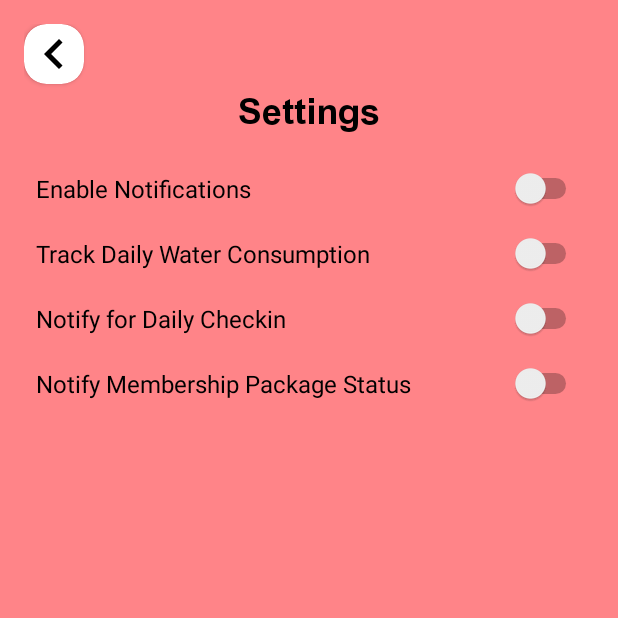
After one commit to OCEAN-WIBU-LORD/SEP490_SuperGym_Management_CAPSTONEPROJECT, an Android app: the fragment SettingFragment shown on its own in the app's theme, on a phone screen of 412 x 824 dp, the top half of it. The commit adds this screen. Run offline under Robolectric (Android 15) with nearby library versions, the phone set to English and light mode, and no system bars; our stand-ins replace Firebase (no records; nobody signed in at launch, a user with empty details on screens opened directly); network calls fail; 1 statement that could not run was skipped.

Commit message:
Update Newest Code - DuongDDHE176496
Update Newest Code - DuongDDHE176496

```diff
--- a/AndroidStudioApplication/app/src/main/AndroidManifest.xml
+++ b/AndroidStudioApplication/app/src/main/AndroidManifest.xml
@@ -8,9 +8,10 @@
         android:required="true" />
 
     <uses-permission android:name="android.permission.CAMERA" />
+    <uses-permission android:name="android.permission.POST_NOTIFICATIONS" />
     <uses-permission android:name="android.permission.WRITE_EXTERNAL_STORAGE"/>
     <uses-permission android:name="android.permission.READ_EXTERNAL_STORAGE"/>
-
+    <uses-permission android:name="android.permission.INTERNET" />
 
     <application
         android:name=".MyApp"
--- a/AndroidStudioApplication/app/src/main/java/com/supergym/sep490_supergymmanagement/RegisterActivity.java
+++ b/AndroidStudioApplication/app/src/main/java/com/supergym/sep490_supergymmanagement/RegisterActivity.java
@@ -256,7 +256,9 @@ public class RegisterActivity extends AppCompatActivity {
                     startActivity(intent);
                     finish();
                 })
-                .setNegativeButton("Cancel", null)
+                .setNegativeButton("Cancel", (dialog, which) -> {
+                    progressBar.setVisibility(View.GONE); // Added this line to hide progress bar when canceled
+                })
                 .show();
     }
     private void togglePasswordVisibility(EditText editText, boolean isPasswordField) {
--- /dev/null
+++ b/AndroidStudioApplication/app/src/main/res/layout/setting_fragment.xml
@@ -0,0 +1,131 @@
+<?xml version="1.0" encoding="utf-8"?>
+<ScrollView xmlns:android="http://schemas.android.com/apk/res/android"
+    android:layout_width="match_parent"
+    android:layout_height="match_parent"
+    android:padding="16dp"
+    xmlns:tools="http://schemas.android.com/tools"
+    xmlns:app="http://schemas.android.com/apk/res-auto"
+    android:background="@color/light_red">
+
+    <LinearLayout
+        android:layout_width="match_parent"
+        android:layout_height="wrap_content"
+        android:orientation="vertical">
+        <androidx.cardview.widget.CardView
+            android:id="@+id/returnBtn"
+            android:layout_width="40dp"
+            android:background="@color/light_red"
+            app:cardCornerRadius="15dp"
+            android:layout_height="40dp">
+
+            <ImageView
+
+                android:layout_width="40dp"
+                android:layout_height="40dp"
+                android:layout_gravity="center"
+                android:background="@drawable/move_back_icon"
+                android:backgroundTint="@color/black"
+                android:textColor="@color/lowLightBlue" />
+        </androidx.cardview.widget.CardView>
+        <!-- Title -->
+        <TextView
+            android:id="@+id/settingsTitle"
+            android:layout_width="wrap_content"
+            android:layout_height="wrap_content"
+            android:text="Settings"
+            android:textSize="24sp"
+            android:fontFamily="@font/arial_bold"
+            android:textColor="@color/black"
+            android:layout_gravity="center"
+            android:paddingBottom="16dp" />
+
+        <!-- Notification Setting -->
+        <LinearLayout
+            android:layout_width="match_parent"
+            android:layout_height="wrap_content"
+            android:orientation="horizontal"
+            android:padding="8dp"
+            android:gravity="center_vertical">
+
+            <TextView
+                android:layout_width="0dp"
+                android:layout_height="wrap_content"
+                android:layout_weight="1"
+                android:text="Enable Notifications"
+                android:textSize="16sp"
+                android:textColor="@color/black" />
+
+            <Switch
+                android:id="@+id/switchNotifications"
+                android:layout_width="wrap_content"
+                android:layout_height="wrap_content" />
+        </LinearLayout>
+
+        <!-- Daily Water Consumption Setting -->
+        <LinearLayout
+            android:layout_width="match_parent"
+            android:layout_height="wrap_content"
+            android:orientation="horizontal"
+            android:padding="8dp"
+            android:gravity="center_vertical">
+
+            <TextView
+                android:layout_width="0dp"
+                android:layout_height="wrap_content"
+                android:layout_weight="1"
+                android:text="Track Daily Water Consumption"
+                android:textSize="16sp"
+                android:textColor="@color/black" />
+
+            <Switch
+                android:id="@+id/switchWaterConsumption"
+                android:layout_width="wrap_content"
+                android:layout_height="wrap_content" />
+        </LinearLayout>
+
+        <!-- Today's Schedule Setting -->
+        <LinearLayout
+            android:layout_width="match_parent"
+            android:layout_height="wrap_content"
+            android:orientation="horizontal"
+            android:padding="8dp"
+            android:gravity="center_vertical">
+
+            <TextView
+                android:layout_width="0dp"
+                android:layout_height="wrap_content"
+                android:layout_weight="1"
+                android:text="Notify for Daily Checkin"
+                android:textSize="16sp"
+                android:textColor="@color/black" />
+
+            <Switch
+                android:id="@+id/switchTodaySchedule"
+                android:layout_width="wrap_content"
+                android:layout_height="wrap_content" />
+        </LinearLayout>
+
+        <!-- Membership Access Setting -->
+        <LinearLayout
+            android:layout_width="match_parent"
+            android:layout_height="wrap_content"
+            android:orientation="horizontal"
+            android:padding="8dp"
+            android:gravity="center_vertical">
+
+            <TextView
+                android:layout_width="0dp"
+                android:layout_height="wrap_content"
+                android:layout_weight="1"
+                android:text="Notify Membership Package Status"
+                android:textSize="16sp"
+                android:textColor="@color/black" />
+
+            <Switch
+                android:id="@+id/switchMembershipStatus"
+                android:layout_width="wrap_content"
+                android:layout_height="wrap_content" />
+        </LinearLayout>
+
+    </LinearLayout>
+</ScrollView>
```
Also changed, not shown: AndroidStudioApplication/app/src/main/java/com/supergym/sep490_supergymmanagement/FragmentUserProfile.java (+15 -4 lines), AndroidStudioApplication/app/src/main/java/com/supergym/sep490_supergymmanagement/MyApp.java (+9 -0 lines), AndroidStudioApplication/app/src/main/java/com/supergym/sep490_supergymmanagement/ViewMainContent.java (+7 -2 lines), AndroidStudioApplication/app/src/main/java/com/supergym/sep490_supergymmanagement/fragments/SettingFragment.java (added, +253 -0 lines), AndroidStudioApplication/app/src/main/res/drawable/membership_icon.xml (added, +13 -0 lines), AndroidStudioApplication/app/src/main/res/layout/activity_fragment_user_profile.xml (+16 -3 lines), AndroidStudioApplication/app/src/main/res/drawable-hdpi/ic_noti_water.png (added), AndroidStudioApplication/app/src/main/res/drawable-mdpi/ic_noti_water.png (added), AndroidStudioApplication/app/src/main/res/drawable-xhdpi/ic_noti_water.png (added), AndroidStudioApplication/app/src/main/res/drawable-xxhdpi/ic_noti_water.png (added), AndroidStudioApplication/app/src/main/res/drawable-xxxhdpi/ic_noti_water.png (added), AndroidStudioApplication/app/src/main/res/drawable/crown_icon.png (added).
